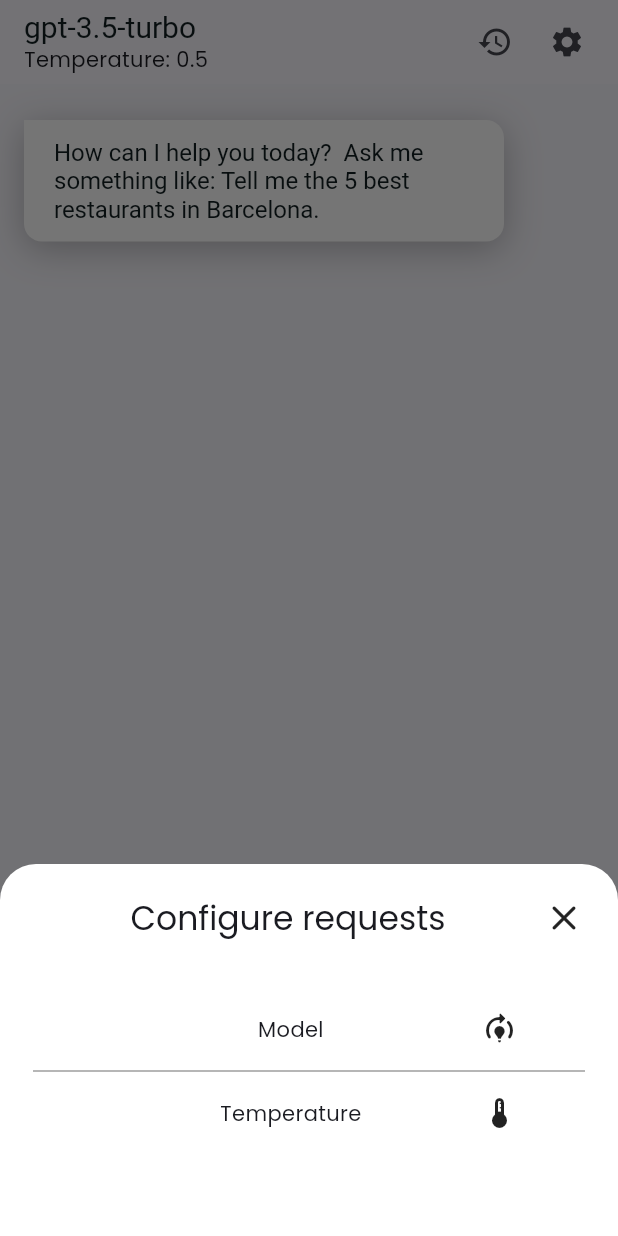
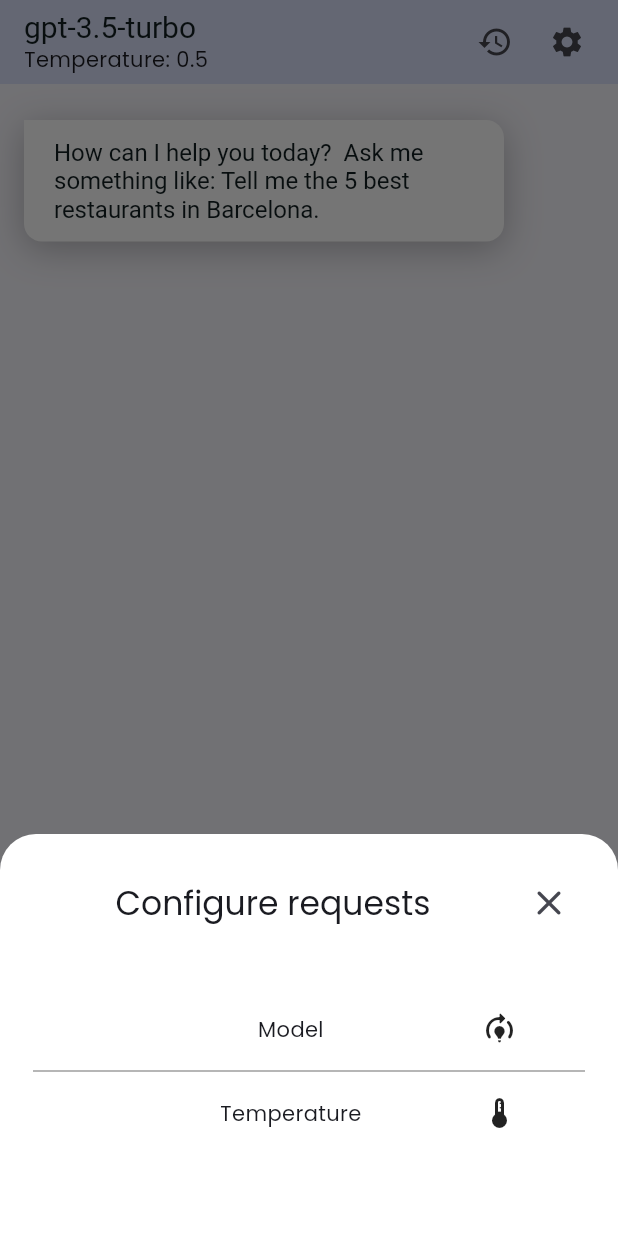
Before and after one commit to mpdevelopment39/flutter-openai-chat, a Flutter app: the screen it shows after launch, after a tap on the "settings" icon, on a phone screen of 412 x 824 dp. Run offline on Flutter 3.47's test engine with Material 3 defaults, Android fonts, the phone set to English and light mode, and no system bars; drawn by our look-alikes of animated_text_kit; our stand-ins replace animate_do, device_preview, dio, flutter_dotenv, flutter_riverpod, freezed_annotation and 4 more; missing offline and left inert: wheel_slider.

Commit message:
style: update theme

```diff
--- a/lib/app/theme.dart
+++ b/lib/app/theme.dart
@@ -9,6 +9,7 @@ class AppTheme {
     fontFamily: 'Poppins',
     bottomSheetTheme: const BottomSheetThemeData(backgroundColor: colorWhite),
     appBarTheme: const AppBarTheme(
+      backgroundColor: colorBlueLight,
       titleTextStyle: TextStyle(fontSize: 20,color: colorBlack)
     )
   );
@@ -19,6 +20,7 @@ class AppTheme {
   static const Color colorBlackLight = Colors.black26;
   static const Color colorGrey = Colors.grey;
   static const Color colorBlue = Color.fromRGBO(106, 139, 244, 1);
+  static const Color colorBlueLight = Color.fromRGBO(106, 139, 244, 0.2);
   static const Color colorBackground = Color.fromRGBO(247, 246, 252, 1);
   static const Color colorOrangeLight = Color.fromARGB(255, 234, 230, 204);
   static const Color colorRed = Colors.red;
--- a/lib/ui/pages/chat_page.dart
+++ b/lib/ui/pages/chat_page.dart
@@ -1,5 +1,4 @@
 // ignore_for_file: use_build_context_synchronously
-
 import 'package:flutter/material.dart';
 import 'package:flutter_openai_chat/app/constants.dart';
 import 'package:flutter_openai_chat/app/injector.dart';
@@ -19,11 +18,21 @@ class ChatPage extends ConsumerStatefulWidget {
 
 class _ChatPageState extends ConsumerState<ChatPage> {
   final TextEditingController _textEditingController = TextEditingController();
-
+  final ScrollController _scrollController = ScrollController();
+  bool scrollButtonVisible = false;
   @override
   void initState() {
     super.initState();
     Future(() => _insertStartMessage());
+    _scrollController.addListener(() {
+      setState(() => scrollButtonVisible = _scrollController.offset < _scrollController.position.maxScrollExtent * 0.85);
+    });
+  }
+
+  @override
+  void dispose() {
+    _scrollController.dispose();
+    super.dispose();
   }
 
   //TODO INVESTIGAR COMO HACER QUE EL SCROLL SE MUEVA A MEDIDA QUE SE VA ESCRIBIENDO LA RESPUESTA PARA NO TENER QUE NAVEGAR MANUALMENTE
@@ -58,15 +67,18 @@ class _ChatPageState extends ConsumerState<ChatPage> {
         ],
       ),
       body: SafeArea(
+        bottom: false,
         child: Column(
           children: [
             Expanded(
               child: RawScrollbar(
                 thumbVisibility: true,
                 thumbColor: AppTheme.colorGrey,
+                controller: _scrollController,
                 thickness: 4,
                 radius: const Radius.circular(4),
                 child: SingleChildScrollView(
+                  controller: _scrollController,
                   child: Padding(
                     padding: const EdgeInsets.all(16.0),
                     child: Column(
@@ -78,9 +90,11 @@ class _ChatPageState extends ConsumerState<ChatPage> {
               ),
             ),
             Container(
-              height: 70,
-              color: AppTheme.colorWhite,
+              height: 100,
+              color: AppTheme.colorBlueLight,
               padding: const EdgeInsets.symmetric(horizontal:12),
+              child: Padding(
+                padding: const EdgeInsets.only(bottom:40.0),
                 child: Row(
                   children: [
                     Expanded(
@@ -88,10 +102,9 @@ class _ChatPageState extends ConsumerState<ChatPage> {
                         padding: const EdgeInsets.only(right:8.0),
                         child: TextField(
                           controller: _textEditingController,
-                        style: const TextStyle(color: AppTheme.colorBlack),
+                          textCapitalization: TextCapitalization.sentences,
                           decoration: const InputDecoration.collapsed(
                             hintText: "Ask me something",
-                          hintStyle: TextStyle(color: AppTheme.colorBlack),
                           ),
                         ),
                       )
@@ -99,7 +112,7 @@ class _ChatPageState extends ConsumerState<ChatPage> {
                     IconButton(onPressed: () async {
                       if(_textEditingController.text.isEmpty) return;
                       try{
-                      await ref.read(settingsProvider.notifier).addNewMessage(
+                        ref.read(settingsProvider.notifier).addNewMessage(
                           MessageWidget(text: _textEditingController.text.toString(),
                           userType: UserType.user));
                       }catch(_){
@@ -109,18 +122,29 @@ class _ChatPageState extends ConsumerState<ChatPage> {
                           text: 'Error getting response');
                       }
                       _textEditingController.clear();
-                  }, icon: const Icon(Icons.send)),
+                    }, icon: const Icon(Icons.send_rounded)),
                   ],
+                ),
               ),
             )
           ],
         ),
       ),
+      floatingActionButton: Visibility(
+        visible: scrollButtonVisible,
+        child: Padding(
+          padding: const EdgeInsets.only(bottom:80.0),
+          child: FloatingActionButton(
+            onPressed: () => _scrollController.animateTo(_scrollController.position.maxScrollExtent, duration: const Duration(milliseconds: 100), curve: Curves.linear),
+            child: const Icon(Icons.swipe_down_rounded),
+          ),
+        )),
     );
   }
 
   void _resetAction() async {
     if(await ref.read(settingsProvider.notifier).resetSettings()){
+      setState(() => scrollButtonVisible = false);
       injector<UiUtils>().showSnackBar(
         context: context,
         icon: const Icon(Icons.check_circle_rounded,color: AppTheme.colorGreen),
--- a/lib/ui/ui_utils.dart
+++ b/lib/ui/ui_utils.dart
@@ -9,10 +9,10 @@ class UiUtils {
 
   void showModalBottomWithOptions({required BuildContext context,required String title,required List<OptionModal> listOptions}) {
     showModalBottomSheet(
-      elevation: 3,
+      elevation: 5,
       shape: const RoundedRectangleBorder(borderRadius: BorderRadius.vertical(top: Radius.circular(24))),
       isDismissible: true,
-      enableDrag: false,
+      enableDrag: true,
       context: context,
       builder: (_) {
         return ModalOptions(
--- a/lib/ui/widgets/modal_options.dart
+++ b/lib/ui/widgets/modal_options.dart
@@ -29,9 +29,9 @@ class ModalOptions extends StatelessWidget {
                   const Spacer(),
                   Align(
                     alignment: Alignment.center,
-                    child: GestureDetector(
-                      onTap: () => Navigator.pop(context),
-                      child: const Icon(
+                    child: IconButton(
+                      onPressed: () => Navigator.pop(context),
+                      icon: const Icon(
                         Icons.close_rounded,
                         size: 28,
                       ),
```
Lines whose indentation alone changed are shown as unchanged.
